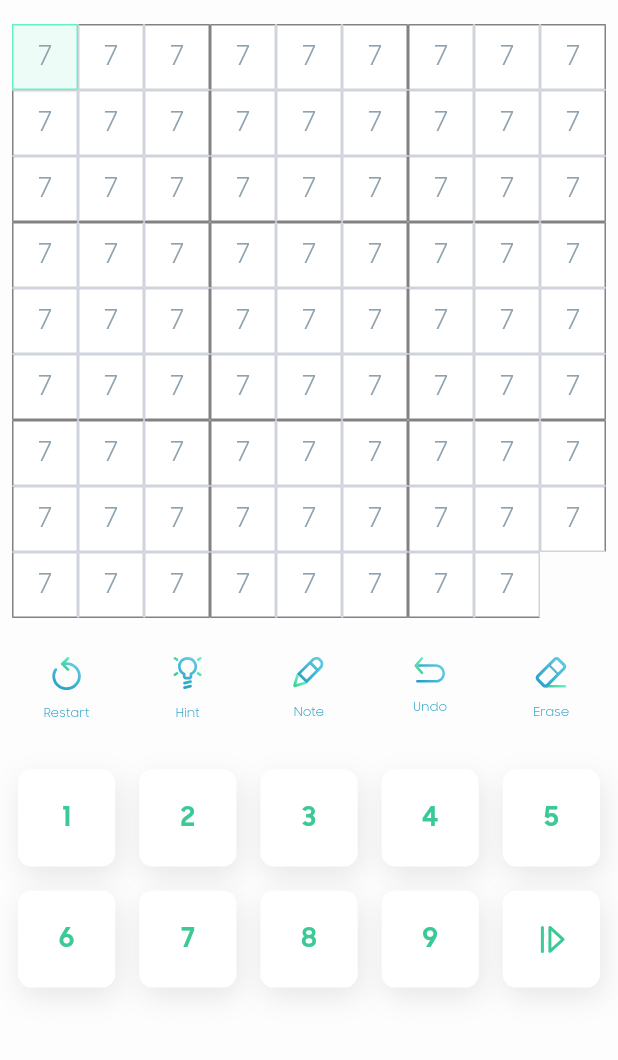
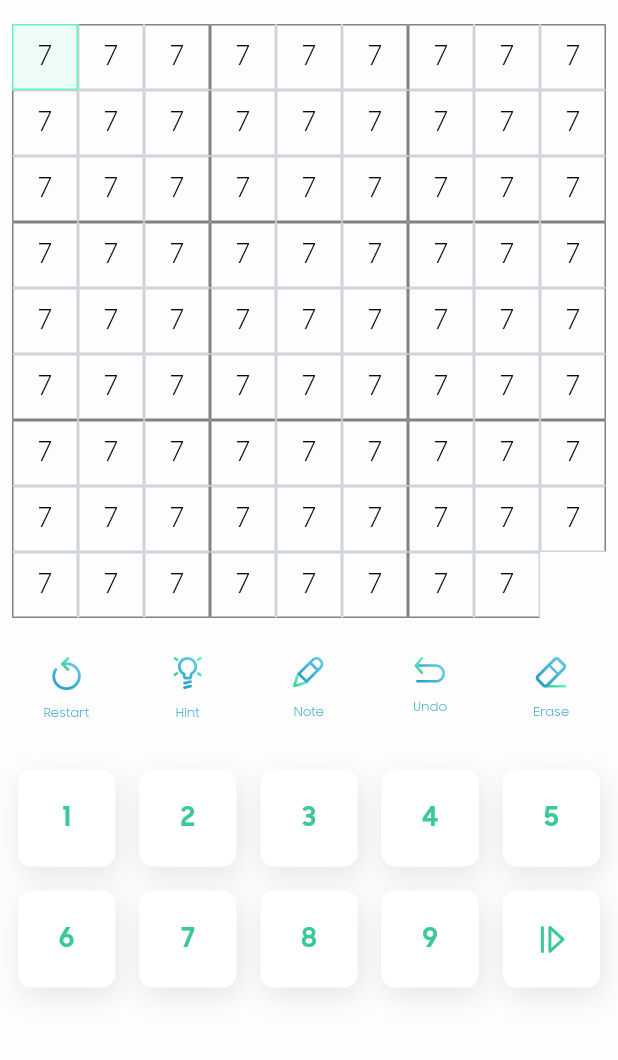
Before and after one commit to xiongdi9456/sudoku-center-app, a Flutter app: the screen it shows after launch, on a phone screen of 412 x 824 dp, the part 63-1123 px from its top. Run offline on Flutter 3.47's test engine with Material 2 defaults, Android fonts, the phone set to English and light mode, and no system bars; our stand-ins replace flutter_mobx, flutter_svg, mobx; generated files the repository leaves out were written again.

Commit message:
add cell style for background and text color

```diff
--- a/lib/main.dart
+++ b/lib/main.dart
@@ -2,7 +2,7 @@ import 'package:flutter/material.dart';
 import 'package:flutter_mobx/flutter_mobx.dart';
 import 'package:mobx/mobx.dart';
 import 'package:sudoko/screens/game/game.dart';
-import 'app_store.dart';
+import 'package:sudoko/stores/app_store.dart';
 
 final appStore = new AppStore();
 void main() => runApp(MyApp());
@@ -10,7 +10,7 @@ void main() => runApp(MyApp());
 class MyApp extends StatelessWidget {
   // This widget is the root of your application.
   MyApp() {
-    reaction((_) => appStore.isDarkMode, this.changeTheme);
+    reaction((_) => appStore.appTheme.isDarkMode, this.changeTheme);
   }
   @override
   Widget build(BuildContext context) {
@@ -18,7 +18,7 @@ class MyApp extends StatelessWidget {
     return Observer(builder: (_){
     return MaterialApp(
         title: 'soduku center',
-        theme: appStore.isDarkMode?getTheme(appStore.isDarkMode):getTheme(appStore.isDarkMode),
+        theme: appStore.appTheme.isDarkMode?getTheme(appStore.appTheme.isDarkMode):getTheme(appStore.appTheme.isDarkMode),
         home: MyHomePage(appStore: appStore),
       );
     });
@@ -30,16 +30,18 @@ class MyApp extends StatelessWidget {
   }
 
   ThemeData getTheme(isDarkMode){
-    if (appStore.isDarkMode) {
+    if (appStore.appTheme.isDarkMode) {
       return ThemeData(
           brightness: Brightness.dark,
           primarySwatch: Colors.blue,
           backgroundColor: Color(0xFF1F1E32),
+          canvasColor:  Color(0xFF1F1E32),
           fontFamily: 'Sumsung-sharp-sans');
     } else {
       return ThemeData(
           brightness: Brightness.light,
           backgroundColor: Color(0xFFfdfdfd),
+          canvasColor:  Color(0xFFE1E3E3),
           primarySwatch: Colors.blue,
           fontFamily: 'Sumsung-sharp-sans');
     }
--- a/lib/screens/game/game.dart
+++ b/lib/screens/game/game.dart
@@ -1,6 +1,6 @@
 import 'package:flutter/material.dart';
 import 'package:flutter_mobx/flutter_mobx.dart';
-import 'package:sudoko/app_store.dart';
+import 'package:sudoko/stores/app_store.dart';
 import 'package:sudoko/widgets/board/board.dart';
 import 'package:sudoko/widgets/drawer/drawer.dart';
 import 'package:sudoko/widgets/header/header.dart';
@@ -17,8 +17,8 @@ class MyHomePage extends StatelessWidget {
       drawer: Observer(
         builder: (_) => Drawer(
             child: GameDrawer(
-          setDarkMode: appStore.setDarkMode,
-          isDarkMode: appStore.isDarkMode,
+          setDarkMode: appStore.appTheme.setDarkMode,
+          isDarkMode: appStore.appTheme.isDarkMode,
         )),
       ),
       backgroundColor:  Theme.of(context).backgroundColor,
@@ -32,7 +32,7 @@ class MyHomePage extends StatelessWidget {
               Header(),
               Flexible(
                 child: AspectRatio(
-                  child: Board(appStore.gameStore.boardStore),
+                  child: Board(appTheme: appStore.appTheme,boardStore: appStore.gameStore.boardStore,),
                   aspectRatio: 1,
                 ),
                 flex: 2,
--- /dev/null
+++ b/lib/stores/themes/theme_base.dart
@@ -0,0 +1,25 @@
+import 'dart:ui';
+
+
+
+class CellTheme{
+  Color background;
+  Color selectedBackground;
+  Color setteldBackground;// when a cell value is consistant and putted by AI
+  Color selectedColumnRowBackground; // when user select and focus on a cell we highlight its row and col
+  Color textColor;
+  Color setteldTextColor; // text color of AI constant putted cell number
+  Color wrongAnswerTextColor;
+  CellTheme({
+    this.background,
+    this.selectedBackground,
+    this.setteldBackground,
+    this.selectedColumnRowBackground,
+    this.textColor,
+    this.setteldTextColor,
+    this.wrongAnswerTextColor});
+}
+class ThemeBase{
+  CellTheme cell;
+  ThemeBase({this.cell});
+}
--- a/lib/widgets/board/board.dart
+++ b/lib/widgets/board/board.dart
@@ -1,6 +1,7 @@
 import 'package:flutter/cupertino.dart';
 import 'package:flutter_mobx/flutter_mobx.dart';
 import 'package:flutter_staggered_grid_view/flutter_staggered_grid_view.dart';
+import 'package:sudoko/stores/themes/app_theme.dart';
 import 'package:sudoko/utils/sudoku_helper.dart';
 import 'package:sudoko/widgets/cell/cell.dart';
 import 'package:sudoko/widgets/cell/cell_store.dart';
@@ -8,8 +9,9 @@ import 'board_store.dart';
 
 class Board extends StatelessWidget {
   final BoardStore boardStore;
+  final AppTheme appTheme;
   final SudokoHelper sudokoHelper = new SudokoHelper();
-  Board(this.boardStore) {
+  Board({this.boardStore, this.appTheme}) {
     this.sudokoHelper.createBoard();
     for (int r = 1; r <= 9; r++) {
       for (int c = 1; c <= 9; c++) {
@@ -39,7 +41,7 @@ class Board extends StatelessWidget {
   createCell(CellStore cellStore) {
     return Observer(
         builder: (_) =>
-            Cell(cellStore, boardStore.selectedCell, this.onCellSelected));
+           Cell(cellStore: cellStore, onSelectedCallBack:this.onCellSelected , selectedCellStore: boardStore.selectedCell, cellTheme: this.appTheme.theme.cell,));
   }
 
   onCellSelected(CellStore cellStore) {
--- a/lib/widgets/cell/cell.dart
+++ b/lib/widgets/cell/cell.dart
@@ -2,6 +2,7 @@ import 'package:flutter/cupertino.dart';
 import 'package:flutter/material.dart';
 import 'package:flutter_mobx/flutter_mobx.dart';
 import 'package:mobx/mobx.dart';
+import 'package:sudoko/stores/themes/theme_base.dart';
 import 'package:sudoko/widgets/board/selected_cell_store.dart';
 import 'package:sudoko/widgets/cell/cell_store.dart';
 import 'package:sudoko/widgets/cell/note_cell/note_cell.dart';
@@ -17,8 +18,8 @@ class Cell extends StatelessWidget {
   final CellStore cellStore;
   final SelectedCellStore selectedCellStore;
   final void Function(CellStore cellStore) onSelectedCallBack;
-  static const valueTextStyle = TextStyle(fontSize: 18,color: Color(0xFF8DA1AE));
-  const Cell(this.cellStore, this.selectedCellStore, this.onSelectedCallBack);
+  final CellTheme cellTheme;
+  const Cell({this.cellStore, this.selectedCellStore, this.onSelectedCallBack, this.cellTheme});
   @override
   Widget build(BuildContext context) {
     return GestureDetector(
@@ -40,6 +41,9 @@ class Cell extends StatelessWidget {
               //this.cellStore.value
               ),
         ));
+  }
+  TextStyle get valueTextStyle{
+    return TextStyle(fontSize: 18,color:this.cellTheme.textColor);
   }
   Widget getCellContent(_){
     if(cellStore.isNoteMode){
@@ -68,8 +72,8 @@ class Cell extends StatelessWidget {
       return Text('');
     }
     return Text(
-      '${value}',
-      style: Cell.valueTextStyle,
+      '$value',
+      style: this.valueTextStyle,
     );
   }
 
@@ -114,14 +118,14 @@ class Cell extends StatelessWidget {
   get getBackgroundColor {
     if (this.selectedCellStore != null) {
       if (cellStore.cellIndex == this.selectedCellStore.cellIndex) {
-        return Color.fromARGB(255, 238, 252, 247);
+        return this.cellTheme.selectedBackground;
       }
       if (cellStore.colIndex == this.selectedCellStore.colIndex ||
           cellStore.rowIndex == this.selectedCellStore.rowIndex) {
-        return Color.fromARGB(255, 238, 239, 242);
+        return this.cellTheme.selectedColumnRowBackground;
       }
     }
-    return Colors.white;
+    return this.cellTheme.background;
   }
 
   onCellTapped() {
--- a/lib/widgets/drawer/drawer.dart
+++ b/lib/widgets/drawer/drawer.dart
@@ -1,6 +1,5 @@
 import 'package:flutter/cupertino.dart';
 import 'package:flutter/material.dart';
-import 'package:flutter_mobx/flutter_mobx.dart';
 import 'package:flutter_svg/svg.dart';
 
 class GameDrawer extends StatelessWidget {
```
Also changed, not shown: lib/stores/app_store.dart (renamed from lib/app_store.dart, +2 -8 lines), lib/stores/themes/app_theme.dart (added, +45 -0 lines), lib/stores/app_store.g.dart (added), lib/stores/themes/app_theme.g.dart.
